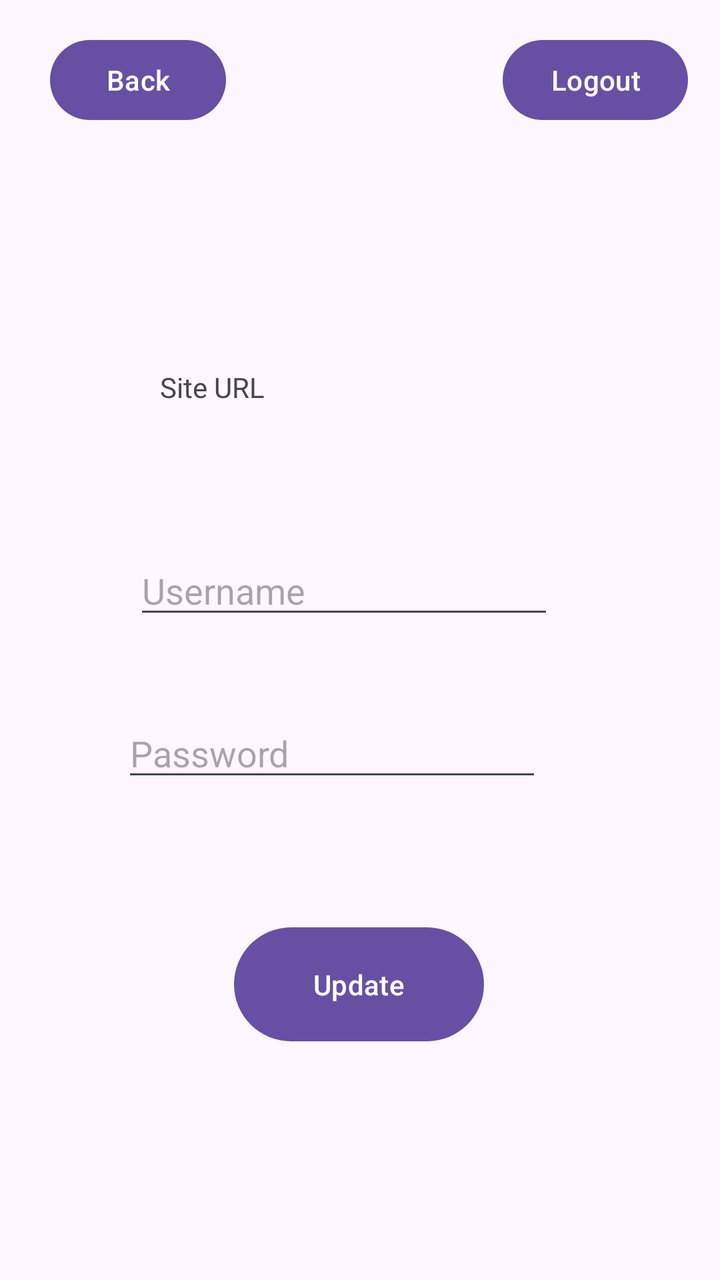
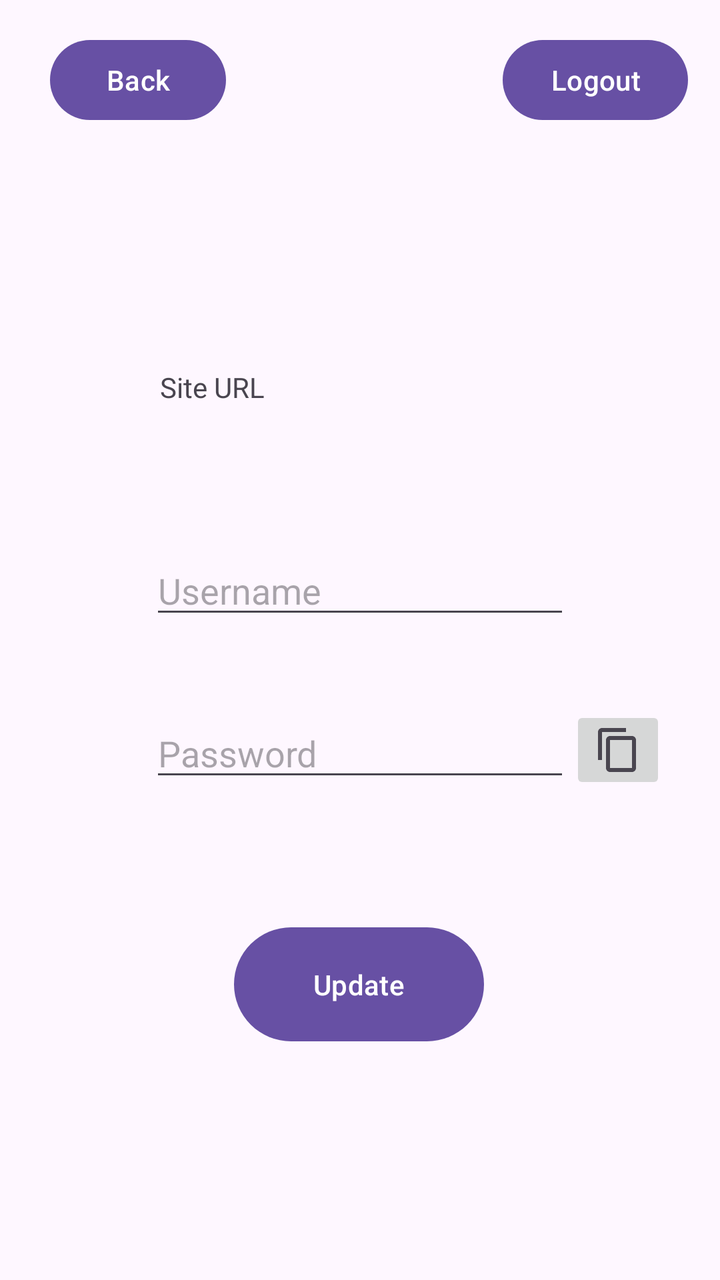

The first picture is an Android layout as it rendered before a commit; the second is the same layout after the commit. The layout source and the unified diff follow.
<!-- AndroidManifest.xml: application theme Theme.PasswordManager -->
<!-- res/layout/activity_edit_existing_password.xml -->
<?xml version="1.0" encoding="utf-8"?>
<androidx.constraintlayout.widget.ConstraintLayout xmlns:android="http://schemas.android.com/apk/res/android"
    xmlns:app="http://schemas.android.com/apk/res-auto"
    xmlns:tools="http://schemas.android.com/tools"
    android:id="@+id/main"
    android:layout_width="match_parent"
    android:layout_height="match_parent"
    tools:context=".EditExistingPasswordActivity">

    <Button
        android:id="@+id/editPasswordActivityBackButton"
        android:layout_width="wrap_content"
        android:layout_height="wrap_content"
        android:layout_marginStart="16dp"
        android:layout_marginTop="16dp"
        android:text="Back"
        app:layout_constraintEnd_toStartOf="@+id/editPasswordActivityLogoutButton"
        app:layout_constraintHorizontal_bias="0.06"
        app:layout_constraintStart_toStartOf="parent"
        app:layout_constraintTop_toTopOf="parent" />

    <Button
        android:id="@+id/editPasswordActivityLogoutButton"
        android:layout_width="wrap_content"
        android:layout_height="wrap_content"
        android:layout_marginTop="16dp"
        android:layout_marginEnd="16dp"
        android:text="Logout"
        app:layout_constraintEnd_toEndOf="parent"
        app:layout_constraintTop_toTopOf="parent" />

    <TextView
        android:id="@+id/editPasswordActivitySiteTextView"
        android:layout_width="200dp"
        android:layout_height="49dp"
        android:layout_marginStart="106dp"
        android:layout_marginTop="120dp"
        android:layout_marginEnd="106dp"
        android:text="Site URL"
        app:layout_constraintEnd_toEndOf="parent"
        app:layout_constraintStart_toStartOf="parent"
        app:layout_constraintTop_toBottomOf="@+id/editPasswordActivityBackButton" />

    <EditText
        android:id="@+id/editPasswordActivityUsernameEditText"
        android:layout_width="wrap_content"
        android:layout_height="wrap_content"
        android:layout_marginTop="40dp"
        android:layout_marginEnd="96dp"
        android:ems="10"
        android:hint="Username"
        android:inputType="text"
        app:layout_constraintEnd_toEndOf="parent"
        app:layout_constraintStart_toStartOf="@+id/editPasswordActivitySiteTextView"
        app:layout_constraintTop_toBottomOf="@+id/editPasswordActivitySiteTextView" />

    <EditText
        android:id="@+id/editPasswordActivityPasswordEditText"
        android:layout_width="wrap_content"
        android:layout_height="wrap_content"
        android:layout_marginTop="40dp"
        android:layout_marginEnd="95dp"
        android:ems="10"
        android:hint="Password"
        android:inputType="text"
        app:layout_constraintEnd_toEndOf="parent"
        app:layout_constraintStart_toStartOf="@+id/editPasswordActivityUsernameEditText"
        app:layout_constraintTop_toBottomOf="@+id/editPasswordActivityUsernameEditText" />

    <Button
        android:id="@+id/editPasswordActivityUpdateButton"
        android:layout_width="125dp"
        android:layout_height="65dp"
        android:layout_marginStart="160dp"
        android:layout_marginTop="64dp"
        android:layout_marginEnd="161dp"
        android:text="Update"
        app:layout_constraintEnd_toEndOf="parent"
        app:layout_constraintStart_toStartOf="parent"
        app:layout_constraintTop_toBottomOf="@+id/editPasswordActivityPasswordEditText" />

    <Button
        android:id="@+id/editPasswordActivityDeleteButton"
        android:layout_width="128dp"
        android:layout_height="57dp"
        android:layout_marginStart="160dp"
        android:layout_marginTop="40dp"
        android:layout_marginEnd="161dp"
        android:layout_marginBottom="128dp"
        android:text="Delete"
        app:layout_constraintBottom_toBottomOf="parent"
        app:layout_constraintEnd_toEndOf="parent"
        app:layout_constraintStart_toStartOf="parent"
        app:layout_constraintTop_toBottomOf="@+id/editPasswordActivityUpdateButton" />
</androidx.constraintlayout.widget.ConstraintLayout>
<!-- resources referenced by this layout -->
<resources>
  <style name="Theme.PasswordManager" parent="Base.Theme.PasswordManager" />
  <style name="Base.Theme.PasswordManager" parent="Theme.Material3.DayNight.NoActionBar">
          
          
      </style>
</resources>

<!-- the commit's change to res/layout/activity_edit_existing_password.xml (unified diff, before → after) -->
@@ -46,12 +46,11 @@
         android:layout_width="wrap_content"
         android:layout_height="wrap_content"
         android:layout_marginTop="40dp"
-        android:layout_marginEnd="96dp"
         android:ems="10"
         android:hint="Username"
         android:inputType="text"
         app:layout_constraintEnd_toEndOf="parent"
-        app:layout_constraintStart_toStartOf="@+id/editPasswordActivitySiteTextView"
+        app:layout_constraintStart_toStartOf="parent"
         app:layout_constraintTop_toBottomOf="@+id/editPasswordActivitySiteTextView" />
 
     <EditText
@@ -59,12 +58,12 @@
         android:layout_width="wrap_content"
         android:layout_height="wrap_content"
         android:layout_marginTop="40dp"
-        android:layout_marginEnd="95dp"
         android:ems="10"
         android:hint="Password"
         android:inputType="text"
-        app:layout_constraintEnd_toEndOf="parent"
-        app:layout_constraintStart_toStartOf="@+id/editPasswordActivityUsernameEditText"
+        app:layout_constraintEnd_toEndOf="@+id/editPasswordActivityUsernameEditText"
+        app:layout_constraintHorizontal_bias="1.0"
+        app:layout_constraintStart_toStartOf="parent"
         app:layout_constraintTop_toBottomOf="@+id/editPasswordActivityUsernameEditText" />
 
     <Button
@@ -92,4 +91,15 @@
         app:layout_constraintEnd_toEndOf="parent"
         app:layout_constraintStart_toStartOf="parent"
         app:layout_constraintTop_toBottomOf="@+id/editPasswordActivityUpdateButton" />
+
+    <ImageButton
+        android:id="@+id/editPasswordActivityCopyButton"
+        android:layout_width="wrap_content"
+        android:layout_height="wrap_content"
+        app:layout_constraintBottom_toBottomOf="@+id/editPasswordActivityPasswordEditText"
+        app:layout_constraintEnd_toEndOf="parent"
+        app:layout_constraintHorizontal_bias="0.0"
+        app:layout_constraintStart_toEndOf="@+id/editPasswordActivityPasswordEditText"
+        app:layout_constraintTop_toTopOf="@+id/editPasswordActivityPasswordEditText"
+        app:srcCompat="?attr/actionModeCopyDrawable" />
 </androidx.constraintlayout.widget.ConstraintLayout>
